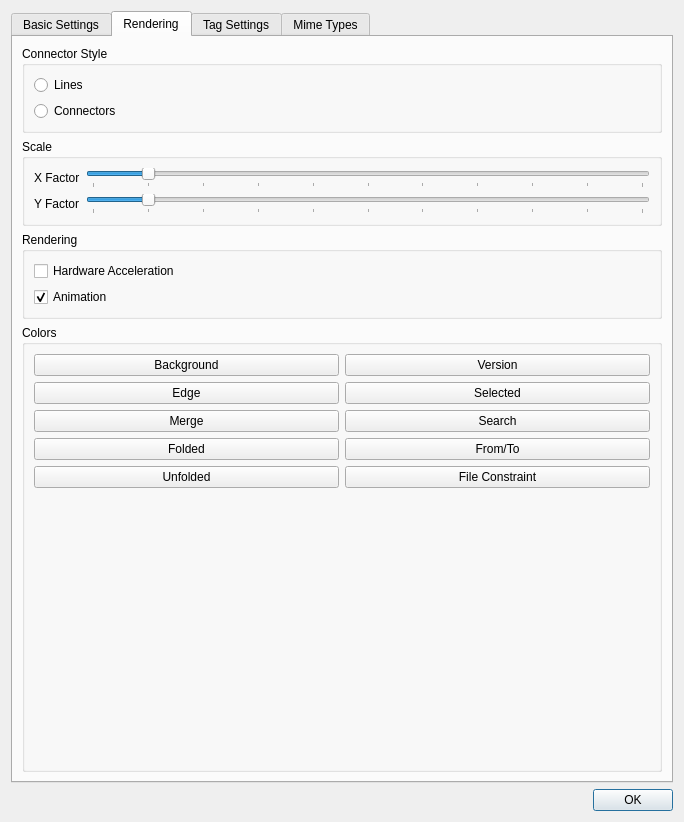
Before: the Qt Designer form gvtree_preferences.ui in wtr9987/gvtree, drawn with Qt 5.
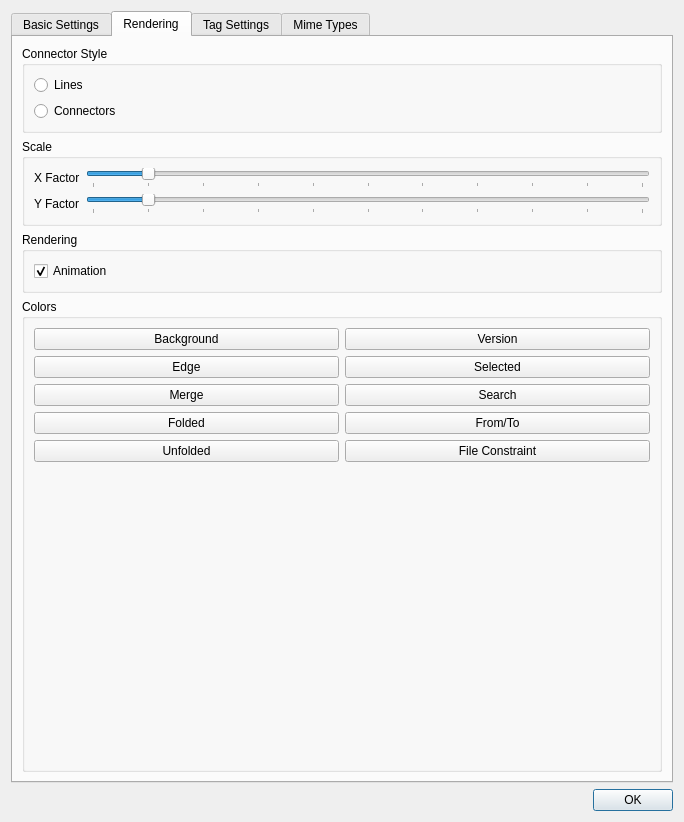
After: the same form once the commit is applied. The open tabs and pages were chosen to show the change. Icons and pictures are not drawn. Custom widgets are drawn as their Qt base class.

The edit to the form file:
```diff
--- a/gvtree_preferences.ui
+++ b/gvtree_preferences.ui
@@ -602,16 +602,6 @@
           <string>Rendering</string>
          </property>
          <layout class="QVBoxLayout" name="verticalLayout_5">
-          <item>
-           <widget class="QCheckBox" name="open_gl_rendering">
-            <property name="focusPolicy">
-             <enum>Qt::NoFocus</enum>
-            </property>
-            <property name="text">
-             <string>Hardware Acceleration</string>
-            </property>
-           </widget>
-          </item>
           <item>
            <widget class="QCheckBox" name="animated">
             <property name="text">
```
Left out of the diff: 2 changed lines with no effect on the pictures.
